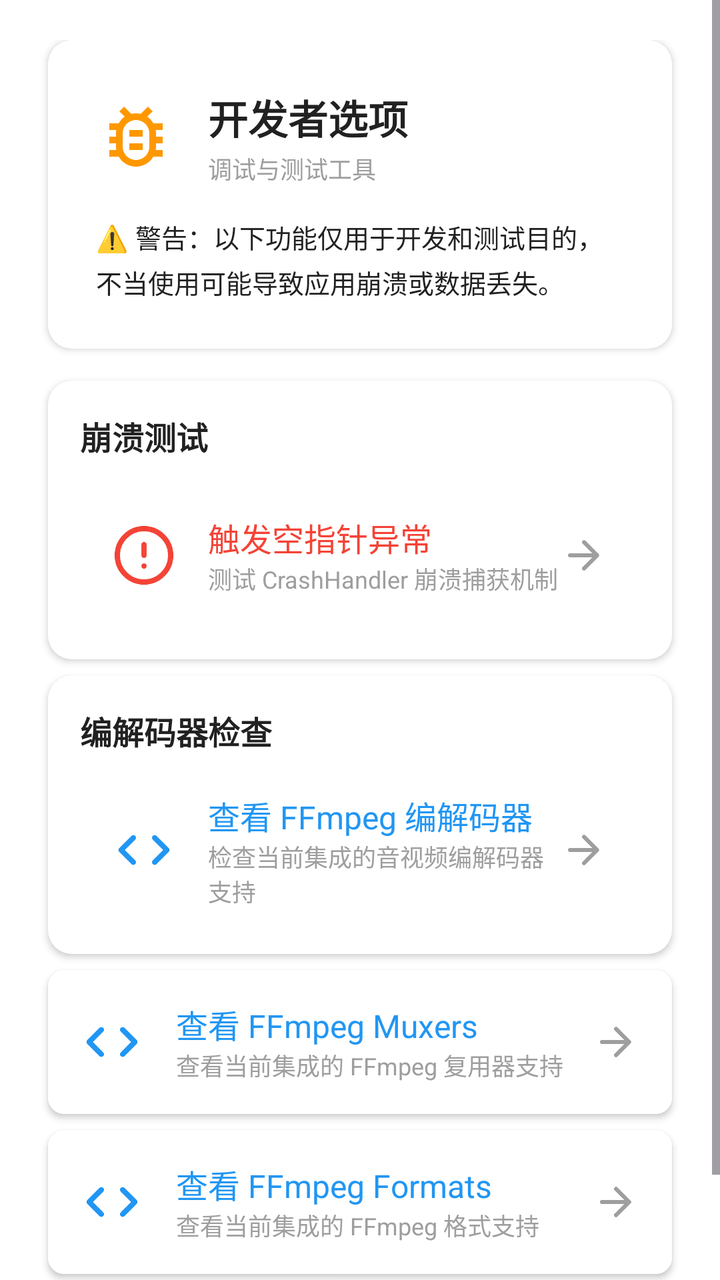
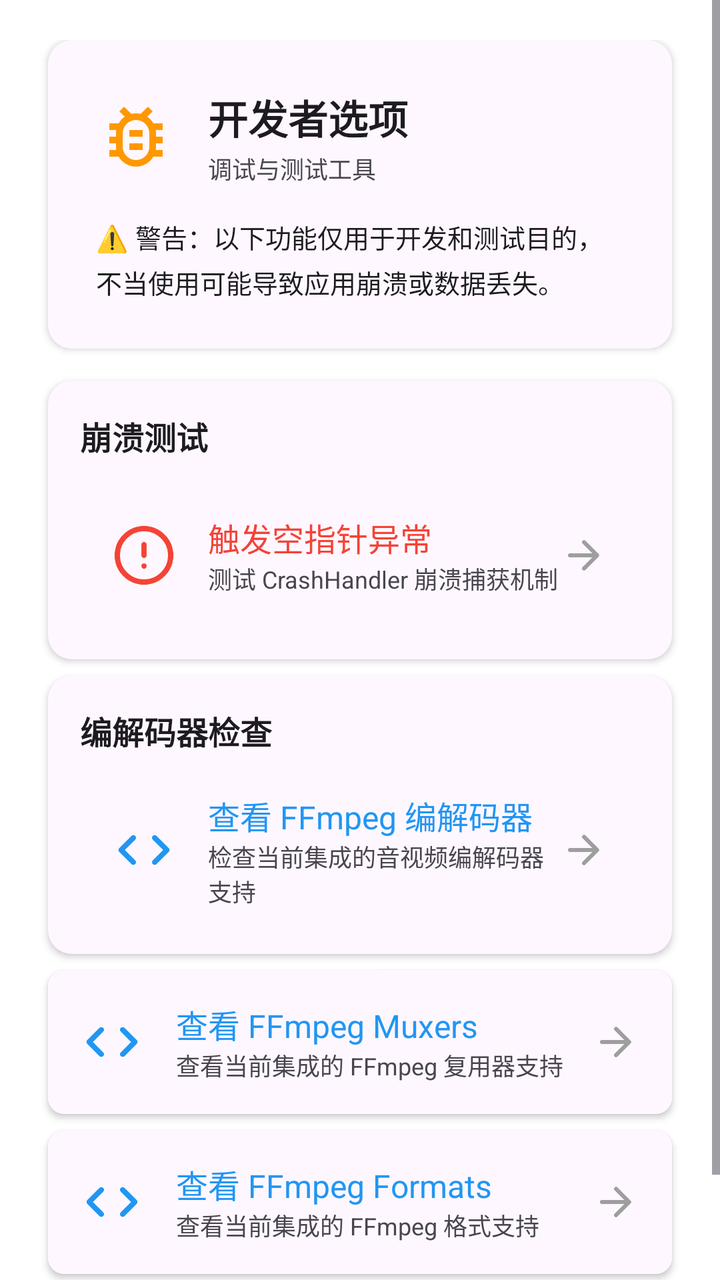

The first picture is an Android layout as it rendered before a commit; the second is the same layout after the commit. The layout source and the unified diff follow.
<!-- AndroidManifest.xml: application theme AppTheme -->
<!-- res/layout/activity_developer.xml -->
<?xml version="1.0" encoding="utf-8"?>
<ScrollView
     xmlns:android="http://schemas.android.com/apk/res/android"
     xmlns:app="http://schemas.android.com/apk/res-auto"
     android:layout_height="match_parent"
     android:layout_width="match_parent"
     android:background="?attr/colorSurfaceContainerLowest"
     android:fadeScrollbars="true">

    <LinearLayout
         android:layout_height="wrap_content"
         android:layout_width="match_parent"
         android:padding="20dp"
         android:orientation="vertical"
         android:id="@+id/scroll_content">

        <LinearLayout
             android:layout_height="wrap_content"
             android:layout_width="match_parent"
             android:orientation="vertical"
             android:id="@+id/title_container">

            <com.google.android.material.card.MaterialCardView
                 android:layout_height="wrap_content"
                 android:layout_width="match_parent"
                 android:layout_marginBottom="16dp"
                 app:cardMaxElevation="4dp"
                 app:rippleColor="@color/colorPrimary"
                 android:layout_marginHorizontal="4dp"
                 app:cardElevation="2dp"
                 app:strokeWidth="0dp"
                 app:cardBackgroundColor="?attr/colorSurface"
                 app:cardCornerRadius="12dp">

                <LinearLayout
                     android:layout_height="wrap_content"
                     android:layout_width="match_parent"
                     android:background="?attr/colorSurface"
                     android:padding="24dp"
                     android:orientation="vertical">

                    <LinearLayout
                         android:layout_height="wrap_content"
                         android:layout_width="match_parent"
                         android:gravity="center_vertical"
                         android:background="?attr/colorSurface"
                         android:orientation="horizontal">

                        <ImageView
                             android:layout_height="40dp"
                             android:layout_width="40dp"
                             android:layout_marginEnd="16dp"
                             android:src="@drawable/bug_outline"
                             android:tint="#FF9800" />

                        <LinearLayout
                             android:layout_height="wrap_content"
                             android:layout_width="0dp"
                             android:background="?attr/colorSurface"
                             android:orientation="vertical"
                             android:layout_weight="1">

                            <TextView
                                 android:layout_height="wrap_content"
                                 android:layout_width="wrap_content"
                                 android:textSize="20sp"
                                 android:textColor="@color/text_primary"
                                 android:text="开发者选项"
                                 android:textStyle="bold" />

                            <TextView
                                 android:layout_height="wrap_content"
                                 android:layout_width="wrap_content"
                                 android:textSize="12sp"
                                 android:textColor="@color/text_hint"
                                 android:layout_marginTop="2dp"
                                 android:text="调试与测试工具" />

                        </LinearLayout>

                    </LinearLayout>

                    <TextView
                         android:layout_height="wrap_content"
                         android:layout_width="match_parent"
                         android:textSize="13sp"
                         android:textColor="@color/text_primary"
                         android:layout_marginTop="16dp"
                         android:lineSpacingExtra="4dp"
                         android:text="⚠️ 警告：以下功能仅用于开发和测试目的，不当使用可能导致应用崩溃或数据丢失。" />

                </LinearLayout>

            </com.google.android.material.card.MaterialCardView>

            <com.google.android.material.card.MaterialCardView
                 android:layout_height="wrap_content"
                 android:layout_width="match_parent"
                 android:layout_marginBottom="8dp"
                 app:cardMaxElevation="4dp"
                 android:layout_marginHorizontal="4dp"
                 app:cardElevation="2dp"
                 app:strokeWidth="0dp"
                 app:cardBackgroundColor="?attr/colorSurface"
                 app:cardCornerRadius="12dp">

                <LinearLayout
                     android:layout_height="wrap_content"
                     android:layout_width="match_parent"
                     android:background="?attr/colorSurface"
                     android:padding="16dp"
                     android:orientation="vertical">

                    <TextView
                         android:layout_height="wrap_content"
                         android:layout_width="match_parent"
                         android:layout_marginBottom="12dp"
                         android:textSize="16sp"
                         android:textColor="@color/text_primary"
                         android:text="崩溃测试"
                         android:textStyle="bold" />

                    <com.google.android.material.card.MaterialCardView
                         android:layout_height="72dp"
                         android:layout_width="match_parent"
                         app:rippleColor="#1FF44336"
                         android:clickable="true"
                         app:cardElevation="0dp"
                         app:strokeWidth="0dp"
                         app:cardBackgroundColor="?attr/colorSurface"
                         app:cardCornerRadius="8dp"
                         android:focusable="true"
                         android:id="@+id/trigger_npe_item">

                        <LinearLayout
                             android:layout_height="match_parent"
                             android:layout_width="match_parent"
                             android:paddingEnd="16dp"
                             android:gravity="center_vertical"
                             android:background="?attr/colorSurface"
                             android:orientation="horizontal"
                             android:paddingStart="16dp">

                            <ImageView
                                 android:layout_height="32dp"
                                 android:layout_width="32dp"
                                 android:layout_marginEnd="16dp"
                                 android:src="@drawable/alert_circle"
                                 android:tint="#F44336" />

                            <LinearLayout
                                 android:layout_height="wrap_content"
                                 android:layout_width="0dp"
                                 android:background="?attr/colorSurface"
                                 android:orientation="vertical"
                                 android:layout_weight="1">

                                <TextView
                                     android:layout_height="wrap_content"
                                     android:layout_width="match_parent"
                                     android:textSize="16sp"
                                     android:textColor="#F44336"
                                     android:text="触发空指针异常" />

                                <TextView
                                     android:layout_height="wrap_content"
                                     android:layout_width="match_parent"
                                     android:textSize="12sp"
                                     android:textColor="@color/text_hint"
                                     android:text="测试 CrashHandler 崩溃捕获机制" />

                            </LinearLayout>

                            <ImageView
                                 android:layout_height="24dp"
                                 android:layout_width="24dp"
                                 android:src="@drawable/round_arrow_forward"
                                 android:tint="#9E9E9E" />

                        </LinearLayout>

                    </com.google.android.material.card.MaterialCardView>

                </LinearLayout>

            </com.google.android.material.card.MaterialCardView>

            <com.google.android.material.card.MaterialCardView
                 android:layout_height="wrap_content"
                 android:layout_width="match_parent"
                 android:layout_marginBottom="8dp"
                 app:cardMaxElevation="4dp"
                 android:layout_marginHorizontal="4dp"
                 app:cardElevation="2dp"
                 app:strokeWidth="0dp"
                 app:cardBackgroundColor="?attr/colorSurface"
                 app:cardCornerRadius="12dp">

                <LinearLayout
                     android:layout_height="wrap_content"
                     android:layout_width="match_parent"
                     android:background="?attr/colorSurface"
                     android:padding="16dp"
                     android:orientation="vertical">

                    <TextView
                         android:layout_height="wrap_content"
                         android:layout_width="match_parent"
                         android:layout_marginBottom="12dp"
                         android:textSize="16sp"
                         android:textColor="@color/text_primary"
                         android:text="编解码器检查"
                         android:textStyle="bold" />

                    <com.google.android.material.card.MaterialCardView
                         android:layout_height="72dp"
                         android:layout_width="match_parent"
                         app:rippleColor="#1F2196F3"
                         android:clickable="true"
                         app:cardElevation="0dp"
                         app:strokeWidth="0dp"
                         app:cardBackgroundColor="?attr/colorSurface"
                         app:cardCornerRadius="8dp"
                         android:focusable="true"
                         android:id="@+id/check_codecs_item">

                        <LinearLayout
                             android:layout_height="match_parent"
                             android:layout_width="match_parent"
                             android:paddingEnd="16dp"
                             android:gravity="center_vertical"
                             android:background="?attr/colorSurface"
                             android:orientation="horizontal"
                             android:paddingStart="16dp">

                            <ImageView
                                 android:layout_height="32dp"
                                 android:layout_width="32dp"
                                 android:layout_marginEnd="16dp"
                                 android:src="@drawable/round_code"
                                 android:tint="@color/colorPrimary" />

                            <LinearLayout
                                 android:layout_height="wrap_content"
                                 android:layout_width="0dp"
                                 android:background="?attr/colorSurface"
                                 android:orientation="vertical"
                                 android:layout_weight="1">

                                <TextView
                                     android:layout_height="wrap_content"
                                     android:layout_width="match_parent"
                                     android:textSize="16sp"
                                     android:textColor="@color/colorPrimary"
                                     android:text="查看 FFmpeg 编解码器" />

                                <TextView
                                     android:layout_height="wrap_content"
                                     android:layout_width="match_parent"
                                     android:textSize="12sp"
                                     android:textColor="@color/text_hint"
                                     android:text="检查当前集成的音视频编解码器支持" />

                            </LinearLayout>

                            <ImageView
                                 android:layout_height="24dp"
                                 android:layout_width="24dp"
                                 android:src="@drawable/round_arrow_forward"
                                 android:tint="#9E9E9E" />

                        </LinearLayout>

                    </com.google.android.material.card.MaterialCardView>

                </LinearLayout>

            </com.google.android.material.card.MaterialCardView>

            <com.google.android.material.card.MaterialCardView
                 android:layout_height="72dp"
                 android:layout_width="match_parent"
                 android:layout_marginBottom="8dp"
                 android:layout_marginHorizontal="4dp"
                 app:rippleColor="#1F2196F3"
                 android:clickable="true"
                 app:cardElevation="2dp"
                 app:strokeWidth="0dp"
                 app:cardBackgroundColor="?attr/colorSurface"
                 app:cardCornerRadius="8dp"
                 android:focusable="true"
                 android:id="@+id/check_muxers_item">

                <LinearLayout
                     android:layout_height="match_parent"
                     android:layout_width="match_parent"
                     android:paddingEnd="16dp"
                     android:gravity="center_vertical"
                     android:background="?attr/colorSurface"
                     android:orientation="horizontal"
                     android:paddingStart="16dp">

                    <ImageView
                         android:layout_height="32dp"
                         android:layout_width="32dp"
                         android:layout_marginEnd="16dp"
                         android:src="@drawable/round_code"
                         android:tint="@color/colorPrimary" />

                    <LinearLayout
                         android:layout_height="wrap_content"
                         android:layout_width="0dp"
                         android:background="?attr/colorSurface"
                         android:orientation="vertical"
                         android:layout_weight="1">

                        <TextView
                             android:layout_height="wrap_content"
                             android:layout_width="match_parent"
                             android:textSize="16sp"
                             android:textColor="@color/colorPrimary"
                             android:text="查看 FFmpeg Muxers" />

                        <TextView
                             android:layout_height="wrap_content"
                             android:layout_width="match_parent"
                             android:textSize="12sp"
                             android:textColor="@color/text_hint"
                             android:text="查看当前集成的 FFmpeg 复用器支持" />

                    </LinearLayout>

                    <ImageView
                         android:layout_height="24dp"
                         android:layout_width="24dp"
                         android:src="@drawable/round_arrow_forward"
                         android:tint="#9E9E9E" />

                </LinearLayout>

            </com.google.android.material.card.MaterialCardView>

            <com.google.android.material.card.MaterialCardView
                 android:layout_height="72dp"
                 android:layout_width="match_parent"
                 android:layout_marginBottom="8dp"
                 android:layout_marginHorizontal="4dp"
                 app:rippleColor="#1F2196F3"
                 android:clickable="true"
                 app:cardElevation="2dp"
                 app:strokeWidth="0dp"
                 app:cardBackgroundColor="?attr/colorSurface"
                 app:cardCornerRadius="8dp"
                 android:focusable="true"
                 android:id="@+id/check_formats_item">

                <LinearLayout
                     android:layout_height="match_parent"
                     android:layout_width="match_parent"
                     android:paddingEnd="16dp"
                     android:gravity="center_vertical"
                     android:background="?attr/colorSurface"
                     android:orientation="horizontal"
                     android:paddingStart="16dp">

                    <ImageView
                         android:layout_height="32dp"
                         android:layout_width="32dp"
                         android:layout_marginEnd="16dp"
                         android:src="@drawable/round_code"
                         android:tint="@color/colorPrimary" />

                    <LinearLayout
                         android:layout_height="wrap_content"
                         android:layout_width="0dp"
                         android:background="?attr/colorSurface"
                         android:orientation="vertical"
                         android:layout_weight="1">

                        <TextView
                             android:layout_height="wrap_content"
                             android:layout_width="match_parent"
                             android:textSize="16sp"
                             android:textColor="@color/colorPrimary"
                             android:text="查看 FFmpeg Formats" />

                        <TextView
                             android:layout_height="wrap_content"
                             android:layout_width="match_parent"
                             android:textSize="12sp"
                             android:textColor="@color/text_hint"
                             android:text="查看当前集成的 FFmpeg 格式支持" />

                    </LinearLayout>

                    <ImageView
                         android:layout_height="24dp"
                         android:layout_width="24dp"
                         android:src="@drawable/round_arrow_forward"
                         android:tint="#9E9E9E" />

                </LinearLayout>

            </com.google.android.material.card.MaterialCardView>

            <TextView
                 android:layout_height="wrap_content"
                 android:layout_width="match_parent"
                 android:gravity="center"
                 android:textSize="12sp"
                 android:textColor="@color/text_hint"
                 android:layout_marginTop="16dp"
                 android:text="EzConvert Developer Mode" />

        </LinearLayout>

    </LinearLayout>

</ScrollView>
<!-- resources referenced by this layout -->
<resources>
  <color name="colorPrimary">#2196F3</color>
  <color name="text_hint">#9E9E9E</color>
  <color name="text_primary">#212121</color>
  <style name="AppTheme" parent="Base.AppTheme">
      <item name="android:windowFullscreen">false</item>
      <item name="android:statusBarColor">@android:color/transparent</item>
      <item name="android:navigationBarColor">@android:color/transparent</item>
      <item name="android:windowLayoutInDisplayCutoutMode">shortEdges</item>
      <item name="android:buttonTint">@null</item>
      <item name="buttonTint">@null</item>
    </style>
  <style name="Base.AppTheme" parent="Theme.Material3.DayNight.NoActionBar">
      <item name="colorPrimary">@color/colorPrimary</item> 
      <item name="colorPrimaryContainer">@color/colorPrimaryContainer</item> 
      <item name="colorOnPrimaryContainer">@color/colorOnPrimaryContainer</item> 
      <item name="colorSurface">@android:color/white</item> 
      <item name="colorSurfaceVariant">#E0E0E0</item> 
      <item name="colorOutline">@color/border_medium</item> 
      
      <item name="materialSwitchStyle">@style/Widget.App.MaterialSwitch</item>
      
      <item name="shapeAppearanceSmallComponent">@style/ShapeAppearance.SmallComponent</item>
      <item name="shapeAppearanceMediumComponent">@style/ShapeAppearance.MediumComponent</item>
      <item name="shapeAppearanceLargeComponent">@style/ShapeAppearance.LargeComponent</item>
      
      <item name="materialButtonStyle">@style/Widget.App.Button</item>
      <item name="android:windowAnimationStyle">@style/WindowAnimationTransition</item>
      <item name="android:windowContentTransitions">true</item>
      
      <item name="alertDialogTheme">@style/ThemeOverlay.App.MaterialAlertDialog</item>
      
      <item name="android:textColorHighlight">@color/colorPrimaryLight</item> 
      
      <item name="colorControlActivated">@color/colorPrimary</item> 
      <item name="android:colorControlActivated">@color/colorPrimary</item> 
      
      <item name="actionModeBackground">@color/colorPrimary</item> 
      <item name="android:actionModeBackground">@color/colorPrimary</item> 
      
      <item name="actionMenuTextColor">@android:color/white</item> 
      <item name="android:actionMenuTextColor">@android:color/white</item>
    </style>
  <color name="colorPrimaryContainer">#90CAF9</color>
  <color name="colorOnPrimaryContainer">#2196F3</color>
  <color name="border_medium">#BDBDBD</color>
  <style name="Widget.App.MaterialSwitch" parent="Widget.Material3.CompoundButton.MaterialSwitch">
  
    </style>
  <style name="ShapeAppearance.SmallComponent" parent="ShapeAppearance.Material3.SmallComponent">
      <item name="cornerFamily">rounded</item>
      <item name="cornerSize">8dp</item>
    </style>
  <style name="ShapeAppearance.MediumComponent" parent="ShapeAppearance.Material3.MediumComponent">
      <item name="cornerFamily">rounded</item>
      <item name="cornerSize">12dp</item>
    </style>
  <style name="ShapeAppearance.LargeComponent" parent="ShapeAppearance.Material3.LargeComponent">
      <item name="cornerFamily">rounded</item>
      <item name="cornerSize">16dp</item>
    </style>
  <style name="Widget.App.Button" parent="Widget.Material3.Button">
      <item name="android:insetTop">0dp</item>
      <item name="android:insetBottom">0dp</item>
      <item name="cornerRadius">12dp</item>
    </style>
  <style name="WindowAnimationTransition">
      <item name="android:windowEnterAnimation">@anim/slide_in_right</item>
      <item name="android:windowExitAnimation">@anim/slide_out_left</item>
      <item name="android:windowAllowEnterTransitionOverlap">true</item>
      <item name="android:windowAllowReturnTransitionOverlap">true</item>
    </style>
  <style name="ThemeOverlay.App.MaterialAlertDialog" parent="ThemeOverlay.Material3.MaterialAlertDialog">
      <item name="android:background">@android:color/white</item>
    </style>
  <color name="colorPrimaryLight">#64B5F6</color>
  <!-- unchanged entries left out for length: 4 -->
</resources>

<!-- the commit's change to res/layout/activity_developer.xml (unified diff, before → after) -->
@@ -5,7 +5,8 @@
      android:layout_height="match_parent"
      android:layout_width="match_parent"
      android:background="?attr/colorSurfaceContainerLowest"
-     android:fadeScrollbars="true">
+     android:fadeScrollbars="true"
+        android:id="@+id/activity_developer_scroll">
 
     <LinearLayout
          android:layout_height="wrap_content"
@@ -64,7 +65,7 @@
                                  android:layout_height="wrap_content"
                                  android:layout_width="wrap_content"
                                  android:textSize="20sp"
-                                 android:textColor="@color/text_primary"
+                                 android:textColor="?attr/colorOnSurface"
                                  android:text="开发者选项"
                                  android:textStyle="bold" />
 
@@ -72,7 +73,7 @@
                                  android:layout_height="wrap_content"
                                  android:layout_width="wrap_content"
                                  android:textSize="12sp"
-                                 android:textColor="@color/text_hint"
+                                 android:textColor="?attr/colorOnSurfaceVariant"
                                  android:layout_marginTop="2dp"
                                  android:text="调试与测试工具" />
 
@@ -84,7 +85,7 @@
                          android:layout_height="wrap_content"
                          android:layout_width="match_parent"
                          android:textSize="13sp"
-                         android:textColor="@color/text_primary"
+                         android:textColor="?attr/colorOnSurface"
                          android:layout_marginTop="16dp"
                          android:lineSpacingExtra="4dp"
                          android:text="⚠️ 警告：以下功能仅用于开发和测试目的，不当使用可能导致应用崩溃或数据丢失。" />
@@ -116,7 +117,7 @@
                          android:layout_width="match_parent"
                          android:layout_marginBottom="12dp"
                          android:textSize="16sp"
-                         android:textColor="@color/text_primary"
+                         android:textColor="?attr/colorOnSurface"
                          android:text="崩溃测试"
                          android:textStyle="bold" />
 
@@ -166,7 +167,7 @@
                                      android:layout_height="wrap_content"
                                      android:layout_width="match_parent"
                                      android:textSize="12sp"
-                                     android:textColor="@color/text_hint"
+                                     android:textColor="?attr/colorOnSurfaceVariant"
                                      android:text="测试 CrashHandler 崩溃捕获机制" />
 
                             </LinearLayout>
@@ -208,7 +209,7 @@
                          android:layout_width="match_parent"
                          android:layout_marginBottom="12dp"
                          android:textSize="16sp"
-                         android:textColor="@color/text_primary"
+                         android:textColor="?attr/colorOnSurface"
                          android:text="编解码器检查"
                          android:textStyle="bold" />
 
@@ -258,7 +259,7 @@
                                      android:layout_height="wrap_content"
                                      android:layout_width="match_parent"
                                      android:textSize="12sp"
-                                     android:textColor="@color/text_hint"
+                                     android:textColor="?attr/colorOnSurfaceVariant"
                                      android:text="检查当前集成的音视频编解码器支持" />
 
                             </LinearLayout>
@@ -325,7 +326,7 @@
                              android:layout_height="wrap_content"
                              android:layout_width="match_parent"
                              android:textSize="12sp"
-                             android:textColor="@color/text_hint"
+                             android:textColor="?attr/colorOnSurfaceVariant"
                              android:text="查看当前集成的 FFmpeg 复用器支持" />
 
                     </LinearLayout>
@@ -388,7 +389,7 @@
                              android:layout_height="wrap_content"
                              android:layout_width="match_parent"
                              android:textSize="12sp"
-                             android:textColor="@color/text_hint"
+                             android:textColor="?attr/colorOnSurfaceVariant"
                              android:text="查看当前集成的 FFmpeg 格式支持" />
 
                     </LinearLayout>
@@ -408,7 +409,7 @@
                  android:layout_width="match_parent"
                  android:gravity="center"
                  android:textSize="12sp"
-                 android:textColor="@color/text_hint"
+                 android:textColor="?attr/colorOnSurfaceVariant"
                  android:layout_marginTop="16dp"
                  android:text="EzConvert Developer Mode" />
 
<!-- resource entries referenced after the edit -->
@@ -1,79 +1,33 @@
 <!-- resources referenced by this layout -->
 <resources>
   <color name="colorPrimary">#2196F3</color>
-  <color name="text_hint">#9E9E9E</color>
-  <color name="text_primary">#212121</color>
   <style name="AppTheme" parent="Base.AppTheme">
-      <item name="android:windowFullscreen">false</item>
-      <item name="android:statusBarColor">@android:color/transparent</item>
-      <item name="android:navigationBarColor">@android:color/transparent</item>
-      <item name="android:windowLayoutInDisplayCutoutMode">shortEdges</item>
-      <item name="android:buttonTint">@null</item>
-      <item name="buttonTint">@null</item>
-    </style>
+          <item name="android:windowFullscreen">false</item>
+          <item name="android:statusBarColor">@android:color/transparent</item>
+          <item name="android:navigationBarColor">@android:color/transparent</item>
+          <item name="android:windowLayoutInDisplayCutoutMode">shortEdges</item>
+      </style>
   <style name="Base.AppTheme" parent="Theme.Material3.DayNight.NoActionBar">
-      <item name="colorPrimary">@color/colorPrimary</item> 
-      <item name="colorPrimaryContainer">@color/colorPrimaryContainer</item> 
-      <item name="colorOnPrimaryContainer">@color/colorOnPrimaryContainer</item> 
-      <item name="colorSurface">@android:color/white</item> 
-      <item name="colorSurfaceVariant">#E0E0E0</item> 
-      <item name="colorOutline">@color/border_medium</item> 
-      
-      <item name="materialSwitchStyle">@style/Widget.App.MaterialSwitch</item>
-      
-      <item name="shapeAppearanceSmallComponent">@style/ShapeAppearance.SmallComponent</item>
-      <item name="shapeAppearanceMediumComponent">@style/ShapeAppearance.MediumComponent</item>
-      <item name="shapeAppearanceLargeComponent">@style/ShapeAppearance.LargeComponent</item>
-      
-      <item name="materialButtonStyle">@style/Widget.App.Button</item>
-      <item name="android:windowAnimationStyle">@style/WindowAnimationTransition</item>
-      <item name="android:windowContentTransitions">true</item>
-      
-      <item name="alertDialogTheme">@style/ThemeOverlay.App.MaterialAlertDialog</item>
-      
-      <item name="android:textColorHighlight">@color/colorPrimaryLight</item> 
-      
-      <item name="colorControlActivated">@color/colorPrimary</item> 
-      <item name="android:colorControlActivated">@color/colorPrimary</item> 
-      
-      <item name="actionModeBackground">@color/colorPrimary</item> 
-      <item name="android:actionModeBackground">@color/colorPrimary</item> 
-      
-      <item name="actionMenuTextColor">@android:color/white</item> 
-      <item name="android:actionMenuTextColor">@android:color/white</item>
-    </style>
+          <item name="colorPrimary">@color/colorPrimary</item>
+          <item name="colorPrimaryContainer">@color/colorPrimaryContainer</item>
+          <item name="colorOnPrimaryContainer">@color/colorOnPrimaryContainer</item>
+          <item name="colorControlActivated">@color/colorPrimary</item>
+          <item name="android:colorControlActivated">@color/colorPrimary</item>
+          <item name="android:textColorHighlight">@color/colorPrimaryLight</item>
+          <item name="materialAlertDialogTheme">@style/ThemeOverlay.App.MaterialAlertDialog</item>
+          <item name="alertDialogTheme">@style/ThemeOverlay.App.MaterialAlertDialog</item>
+          <item name="android:windowAnimationStyle">@style/WindowAnimationTransition</item>
+          <item name="android:windowContentTransitions">true</item>
+      </style>
   <color name="colorPrimaryContainer">#90CAF9</color>
   <color name="colorOnPrimaryContainer">#2196F3</color>
-  <color name="border_medium">#BDBDBD</color>
-  <style name="Widget.App.MaterialSwitch" parent="Widget.Material3.CompoundButton.MaterialSwitch">
-  
-    </style>
-  <style name="ShapeAppearance.SmallComponent" parent="ShapeAppearance.Material3.SmallComponent">
-      <item name="cornerFamily">rounded</item>
-      <item name="cornerSize">8dp</item>
-    </style>
-  <style name="ShapeAppearance.MediumComponent" parent="ShapeAppearance.Material3.MediumComponent">
-      <item name="cornerFamily">rounded</item>
-      <item name="cornerSize">12dp</item>
-    </style>
-  <style name="ShapeAppearance.LargeComponent" parent="ShapeAppearance.Material3.LargeComponent">
-      <item name="cornerFamily">rounded</item>
-      <item name="cornerSize">16dp</item>
-    </style>
-  <style name="Widget.App.Button" parent="Widget.Material3.Button">
-      <item name="android:insetTop">0dp</item>
-      <item name="android:insetBottom">0dp</item>
-      <item name="cornerRadius">12dp</item>
-    </style>
   <style name="WindowAnimationTransition">
-      <item name="android:windowEnterAnimation">@anim/slide_in_right</item>
-      <item name="android:windowExitAnimation">@anim/slide_out_left</item>
-      <item name="android:windowAllowEnterTransitionOverlap">true</item>
-      <item name="android:windowAllowReturnTransitionOverlap">true</item>
-    </style>
-  <style name="ThemeOverlay.App.MaterialAlertDialog" parent="ThemeOverlay.Material3.MaterialAlertDialog">
-      <item name="android:background">@android:color/white</item>
-    </style>
+          <item name="android:windowEnterAnimation">@anim/slide_in_right</item>
+          <item name="android:windowExitAnimation">@anim/slide_out_left</item>
+          <item name="android:windowAllowEnterTransitionOverlap">true</item>
+          <item name="android:windowAllowReturnTransitionOverlap">true</item>
+      </style>
+  <style name="ThemeOverlay.App.MaterialAlertDialog" parent="ThemeOverlay.Material3.MaterialAlertDialog" />
   <color name="colorPrimaryLight">#64B5F6</color>
   <!-- unchanged entries left out for length: 4 -->
 </resources>
